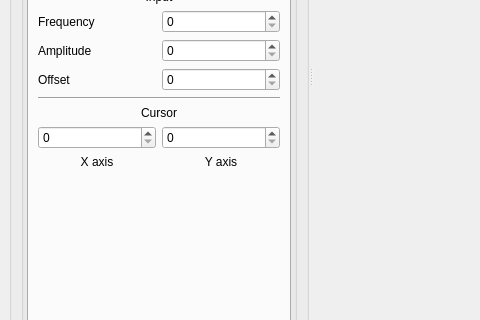
Yuri-Sharapov/QVectorDebug, file ui/mainwindow.ui: the form before one commit; both pictures show x 0 to 480 and y 294 to 614 of the 800 by 743 pixel window.
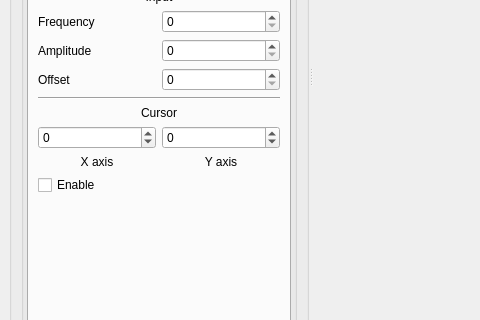
The form after the commit. The open tabs and pages were chosen to show the change. Icons and pictures are not drawn.

Commit message: added wave generation and chart cursor

The edit to the form file:
```diff
--- a/ui/mainwindow.ui
+++ b/ui/mainwindow.ui
@@ -540,6 +540,9 @@
                      <height>0</height>
                     </size>
                    </property>
+                   <property name="minimum">
+                    <number>-32767</number>
+                   </property>
                   </widget>
                  </item>
                  <item>
@@ -550,6 +553,12 @@
                      <height>0</height>
                     </size>
                    </property>
+                   <property name="minimum">
+                    <number>-32767</number>
+                   </property>
+                   <property name="maximum">
+                    <number>32767</number>
+                   </property>
                   </widget>
                  </item>
                 </layout>
@@ -578,6 +587,13 @@
                  </item>
                 </layout>
                </item>
+               <item>
+                <widget class="QCheckBox" name="cbCursorEnable">
+                 <property name="text">
+                  <string>Enable</string>
+                 </property>
+                </widget>
+               </item>
                <item>
                 <spacer name="verticalSpacer_3">
                  <property name="orientation">
```
Left out of the diff: 19 changed lines with no effect on the pictures. The commit also changes 17 other files.
